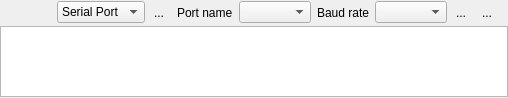
Old version of the form gui/qkconnectwidget.ui in the repository QkThings/qkdaemon_old.
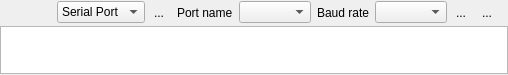
New version of the form. Icons and pictures are not drawn. Custom widgets are drawn as their Qt base class.

What changed in the file:
```diff
--- a/gui/qkconnectwidget.ui
+++ b/gui/qkconnectwidget.ui
@@ -7,7 +7,7 @@
     <x>0</x>
     <y>0</y>
     <width>508</width>
-    <height>98</height>
+    <height>75</height>
    </rect>
   </property>
   <property name="windowTitle">
```
